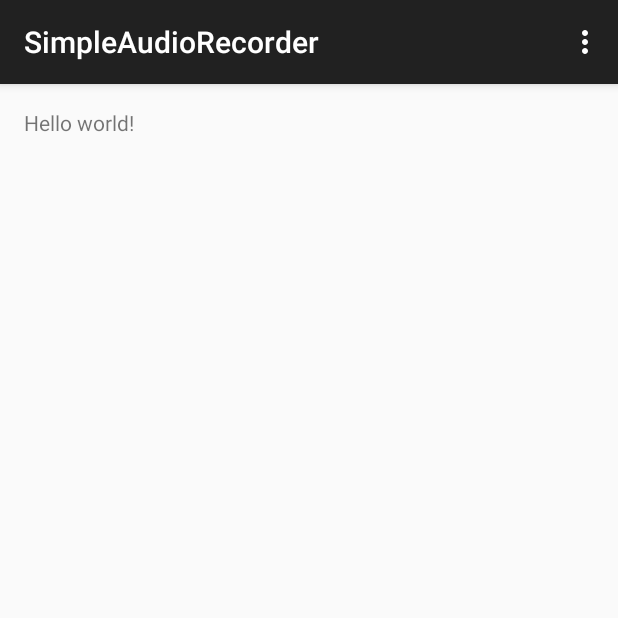
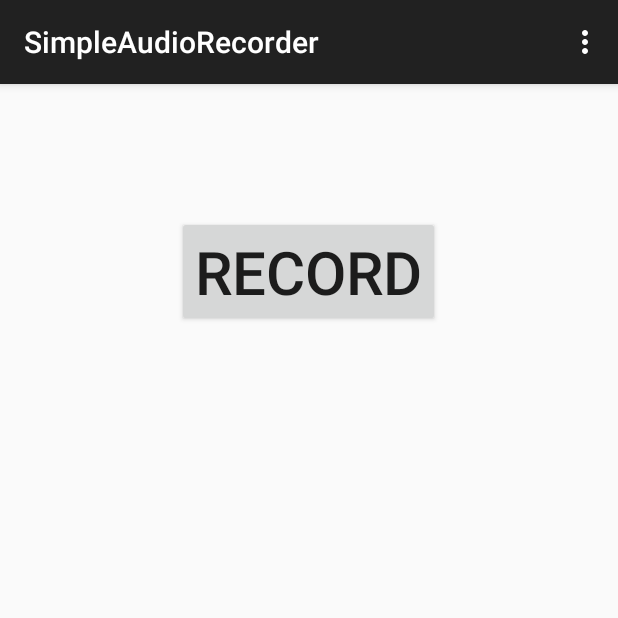
Before and after one commit to juffel/SimpleAudioRecorder, an Android app: the screen it shows after launch (RecordActivity), on a phone screen of 412 x 824 dp, the top half of it. Run offline under Robolectric (Android 15) with nearby library versions, the phone set to English and light mode, and no system bars.

Commit message:
added record button and eventhandler method stub to blank activity

```diff
--- a/src/main/java/de/juffel/simpleaudiorecorder/RecordActivity.java
+++ b/src/main/java/de/juffel/simpleaudiorecorder/RecordActivity.java
@@ -4,6 +4,7 @@ import android.support.v7.app.ActionBarActivity;
 import android.os.Bundle;
 import android.view.Menu;
 import android.view.MenuItem;
+import android.view.View;
 
 
 public class RecordActivity extends ActionBarActivity {
@@ -35,4 +36,8 @@ public class RecordActivity extends ActionBarActivity {
 
         return super.onOptionsItemSelected(item);
     }
+
+    public void record(View view) {
+        // TODO
+    }
 }
--- a/src/main/res/layout/activity_record.xml
+++ b/src/main/res/layout/activity_record.xml
@@ -5,7 +5,14 @@
     android:paddingTop="@dimen/activity_vertical_margin"
     android:paddingBottom="@dimen/activity_vertical_margin" tools:context=".RecordActivity">
 
-    <TextView android:text="@string/hello_world" android:layout_width="wrap_content"
-        android:layout_height="wrap_content" />
+    <Button
+        android:layout_width="wrap_content"
+        android:layout_height="wrap_content"
+        android:text="@string/button_record"
+        android:id="@+id/button"
+        android:layout_centerHorizontal="true"
+        android:layout_marginTop="72dp"
+        android:textSize="40dp"
+        android:onClick="record" />
 
 </RelativeLayout>
--- a/src/main/res/values/strings.xml
+++ b/src/main/res/values/strings.xml
@@ -1,6 +1,6 @@
 <resources>
     <string name="app_name">SimpleAudioRecorder</string>
 
-    <string name="hello_world">Hello world!</string>
     <string name="action_settings">Settings</string>
+    <string name="button_record">Record</string>
 </resources>
```
